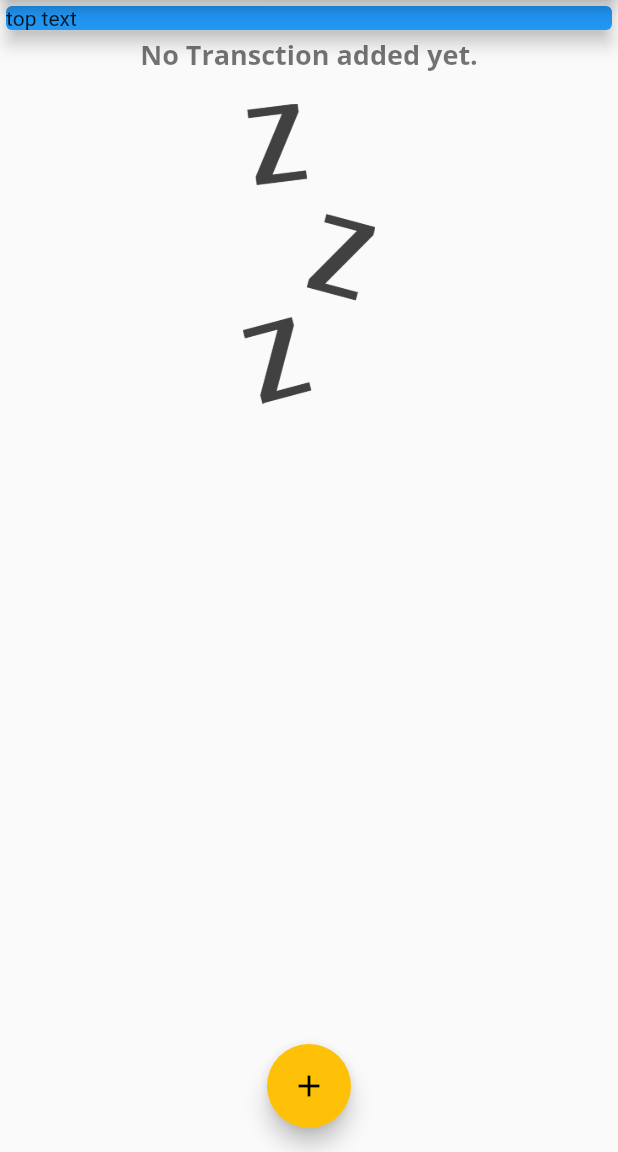
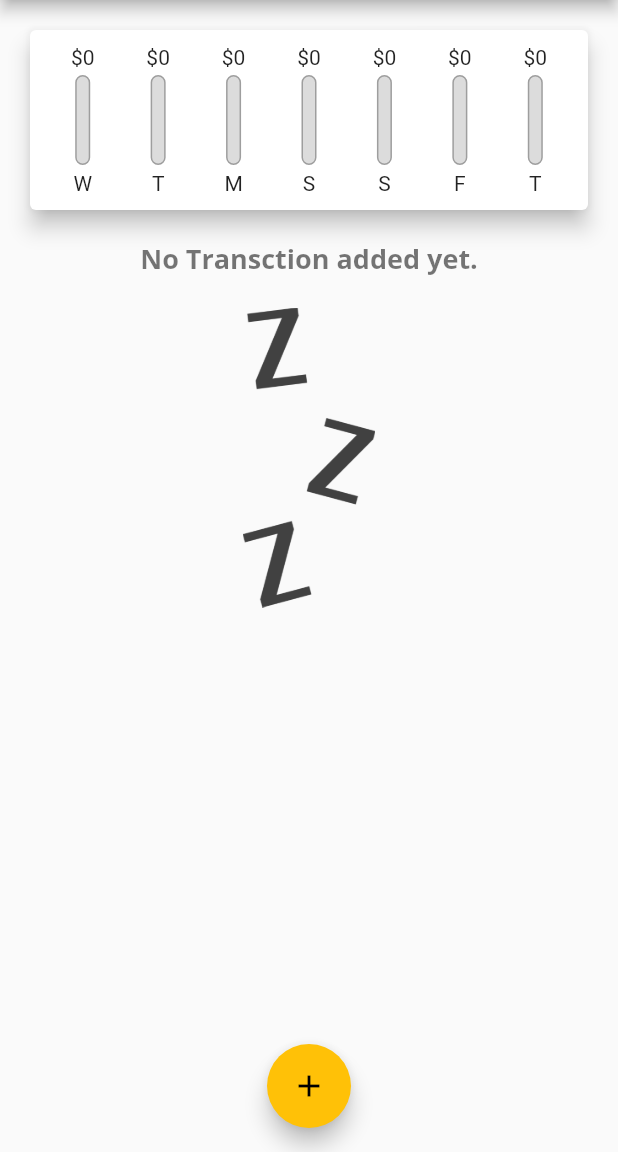
Before and after one commit to iqbalhasandev/Flutter-Expense-Planner-App, a Flutter app: the screen it shows after launch, on a phone screen of 412 x 824 dp, the part 84-1236 px from its top. Run offline on Flutter 3.47's test engine with Material 2 defaults, Android fonts, the light colour scheme and no system bars.

Commit message:
Finishing the Chart Bars

```diff
--- a/lib/main.dart
+++ b/lib/main.dart
@@ -4,6 +4,7 @@
 import './widgets/new_transaction.dart';
 import './widgets/transction_list.dart';
 import './models/transaction.dart';
+import './widgets/chart.dart';
 
 void main() => runApp(MyApp());
 
@@ -43,20 +44,15 @@
 }
 
 class _MyHomePageState extends State<MyHomePage> {
-  final List<Transaction> _userTransactions = [
-    // Transaction(
-    //   id: 't1',
-    //   title: 'New Shoes',
-    //   amount: 69.99,
-    //   date: DateTime.now(),
-    // ),
-    // Transaction(
-    //   id: 't2',
-    //   title: 'Weekly Groceries',
-    //   amount: 16.53,
-    //   date: DateTime.now(),
-    // ),
-  ];
+  final List<Transaction> _userTransactions = [];
+
+  List<Transaction> get _recentTransctions {
+    return _userTransactions.where((tx) {
+      return tx.date.isAfter(
+        DateTime.now().subtract(Duration(days: 7)),
+      );
+    }).toList();
+  }
 
   void _addNewTransction(String txTitle, double txAmount) {
     final newTX = Transaction(
@@ -104,14 +100,7 @@
           // mainAxisAlignment: MainAxisAlignment.spaceAround,
           crossAxisAlignment: CrossAxisAlignment.stretch,
           children: <Widget>[
-            Container(
-              width: double.infinity,
-              child: Card(
-                color: Colors.blue,
-                child: Text("top text"),
-                elevation: 5,
-              ),
-            ),
+            Chart(_recentTransctions),
             TransctionList(_userTransactions),
           ],
         ),
--- /dev/null
+++ b/lib/widgets/chart.dart
@@ -0,0 +1,65 @@
+import 'package:flutter/material.dart';
+import 'package:intl/intl.dart';
+
+import './chart_bar.dart';
+import '../models/transaction.dart';
+
+class Chart extends StatelessWidget {
+  final List<Transaction> recentTransactions;
+
+  Chart(this.recentTransactions);
+
+  List<Map<String, Object>> get groupedTransactionValues {
+    return List.generate(7, (index) {
+      final weekDay = DateTime.now().subtract(
+        Duration(days: index),
+      );
+      var totalSum = 0.0;
+
+      for (var i = 0; i < recentTransactions.length; i++) {
+        if (recentTransactions[i].date.day == weekDay.day &&
+            recentTransactions[i].date.month == weekDay.month &&
+            recentTransactions[i].date.year == weekDay.year) {
+          totalSum += recentTransactions[i].amount;
+        }
+      }
+
+      return {
+        'day': DateFormat.E().format(weekDay).substring(0, 1),
+        'amount': totalSum,
+      };
+    });
+  }
+
+  double get totalSpending {
+    return groupedTransactionValues.fold(0.0, (sum, item) {
+      return sum + (item['amount'] as double);
+    });
+  }
+
+  @override
+  Widget build(BuildContext context) {
+    return Card(
+      elevation: 6,
+      margin: EdgeInsets.all(20),
+      child: Padding(
+        padding: EdgeInsets.all(10),
+        child: Row(
+          mainAxisAlignment: MainAxisAlignment.spaceAround,
+          children: groupedTransactionValues.map((data) {
+            return Flexible(
+              fit: FlexFit.tight,
+              child: ChartBar(
+                (data['day'] as String),
+                (data['amount'] as double),
+                totalSpending == 0.0
+                    ? 0.0
+                    : (data['amount'] as double) / totalSpending,
+              ),
+            );
+          }).toList(),
+        ),
+      ),
+    );
+  }
+}
--- /dev/null
+++ b/lib/widgets/chart_bar.dart
@@ -0,0 +1,54 @@
+import 'package:flutter/material.dart';
+
+class ChartBar extends StatelessWidget {
+  final String label;
+  final double spendingAmount;
+  final double spendingPctOfTotal;
+
+  ChartBar(this.label, this.spendingAmount, this.spendingPctOfTotal);
+
+  @override
+  Widget build(BuildContext context) {
+    return Column(
+      children: [
+        FittedBox(
+          child: Text('\$${spendingAmount.toStringAsFixed(0)}'),
+        ),
+        SizedBox(
+          height: 4,
+        ),
+        Container(
+          height: 60,
+          width: 10,
+          child: Stack(
+            children: [
+              Container(
+                decoration: BoxDecoration(
+                  border: Border.all(
+                    color: Colors.grey,
+                    width: 1.0,
+                  ),
+                  color: Color.fromRGBO(220, 220, 220, 1),
+                  borderRadius: BorderRadius.circular(10),
+                ),
+              ),
+              FractionallySizedBox(
+                heightFactor: spendingPctOfTotal,
+                child: Container(
+                  decoration: BoxDecoration(
+                    color: Theme.of(context).primaryColor,
+                    borderRadius: BorderRadius.circular(10),
+                  ),
+                ),
+              )
+            ],
+          ),
+        ),
+        SizedBox(
+          height: 4,
+        ),
+        Text(label)
+      ],
+    );
+  }
+}
```
